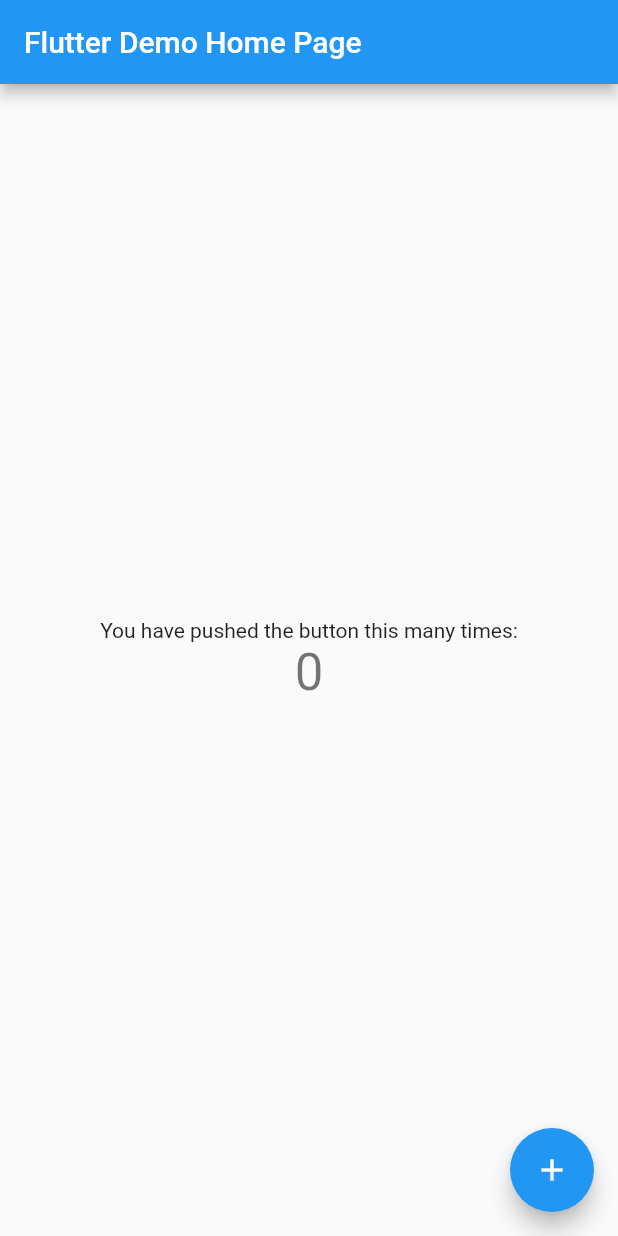
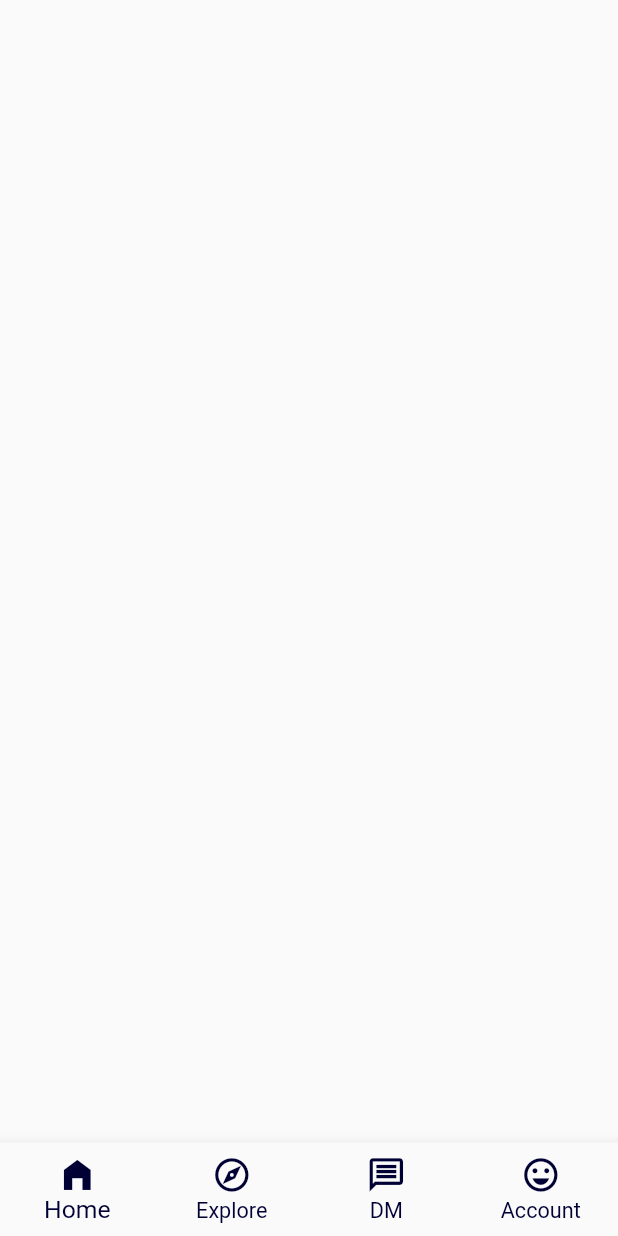
Before and after one commit to tomthomasvempala/ByteSpace, a Flutter app: the screen it shows after launch, on a phone screen of 412 x 824 dp. Run offline on Flutter 3.47's test engine with Material 2 defaults, Android fonts, the phone set to English and light mode, and no system bars.

Commit message:
added main screen and nav bar

```diff
--- /dev/null
+++ b/lib/Pages/MainScreen/mainScreen.dart
@@ -0,0 +1,70 @@
+import 'package:flutter/material.dart';
+
+import '../../size_config.dart';
+import '../../themeData.dart';
+
+class MainScreen extends StatefulWidget {
+  @override
+  _MainScreenState createState() => _MainScreenState();
+}
+
+class _MainScreenState extends State<MainScreen> {
+  int _currentIndex = 0;
+
+  @override
+  Widget build(BuildContext context) {
+    var navBarItems = [
+      {
+        'title': 'Home',
+        'icon': Icon(
+          _currentIndex == 0 ? Icons.home_filled : Icons.home_outlined,
+        )
+      },
+      {
+        'title': 'Explore',
+        'icon':
+            Icon(_currentIndex == 1 ? Icons.explore : Icons.explore_outlined)
+      },
+      {
+        'title': 'DM',
+        'icon':
+            Icon(_currentIndex == 2 ? Icons.message : Icons.message_outlined)
+      },
+      {
+        'title': 'Account',
+        'icon': Icon(_currentIndex == 3
+            ? Icons.emoji_emotions
+            : Icons.emoji_emotions_outlined)
+      }
+    ];
+    return Scaffold(
+        bottomNavigationBar: SizedBox(
+      // height: (80 / 9.48) * SizeConfig.heightMultiplier,
+      child: BottomNavigationBar(
+        iconSize: 6.5 * SizeConfig.widthMultiplier,
+        backgroundColor: Theme.of(context).canvasColor,
+        type: BottomNavigationBarType.fixed,
+        selectedItemColor: AppTheme.darkBlue,
+        unselectedItemColor: AppTheme.darkBlue,
+        unselectedFontSize: 3.5 * SizeConfig.textMultiplier,
+        selectedFontSize: 4 * SizeConfig.textMultiplier,
+        currentIndex: _currentIndex,
+        items: navBarItems
+            .map(
+              (e) => BottomNavigationBarItem(
+                icon: e['icon'],
+                label: e['title'],
+              ),
+            )
+            .toList(),
+        onTap: onTaped,
+      ),
+    ));
+  }
+
+  void onTaped(int index) {
+    setState(() {
+      _currentIndex = index;
+    });
+  }
+}
--- a/lib/main.dart
+++ b/lib/main.dart
@@ -1,3 +1,5 @@
+import 'package:byteSpace/Pages/MainScreen/mainScreen.dart';
+import 'package:byteSpace/size_config.dart';
 import 'package:flutter/material.dart';
 
 void main() {
@@ -8,110 +10,19 @@ class MyApp extends StatelessWidget {
   // This widget is the root of your application.
   @override
   Widget build(BuildContext context) {
+    return LayoutBuilder(builder: (context, constraints) {
+      // Provider.of<ThemeChanger>(context).loadFromPrefs();
+      return OrientationBuilder(builder: (context, orientation) {
+        SizeConfig().init(constraints, orientation);
         return MaterialApp(
           title: 'Flutter Demo',
           theme: ThemeData(
-        // This is the theme of your application.
-        //
-        // Try running your application with "flutter run". You'll see the
-        // application has a blue toolbar. Then, without quitting the app, try
-        // changing the primarySwatch below to Colors.green and then invoke
-        // "hot reload" (press "r" in the console where you ran "flutter run",
-        // or simply save your changes to "hot reload" in a Flutter IDE).
-        // Notice that the counter didn't reset back to zero; the application
-        // is not restarted.
             primarySwatch: Colors.blue,
-        // This makes the visual density adapt to the platform that you run
-        // the app on. For desktop platforms, the controls will be smaller and
-        // closer together (more dense) than on mobile platforms.
             visualDensity: VisualDensity.adaptivePlatformDensity,
           ),
-      home: MyHomePage(title: 'Flutter Demo Home Page'),
+          home: MainScreen(),
         );
+      });
+    });
   }
 }
-
-class MyHomePage extends StatefulWidget {
-  MyHomePage({Key key, this.title}) : super(key: key);
-
-  // This widget is the home page of your application. It is stateful, meaning
-  // that it has a State object (defined below) that contains fields that affect
-  // how it looks.
-
-  // This class is the configuration for the state. It holds the values (in this
-  // case the title) provided by the parent (in this case the App widget) and
-  // used by the build method of the State. Fields in a Widget subclass are
-  // always marked "final".
-
-  final String title;
-
-  @override
-  _MyHomePageState createState() => _MyHomePageState();
-}
-
-class _MyHomePageState extends State<MyHomePage> {
-  int _counter = 0;
-
-  void _incrementCounter() {
-    setState(() {
-      // This call to setState tells the Flutter framework that something has
-      // changed in this State, which causes it to rerun the build method below
-      // so that the display can reflect the updated values. If we changed
-      // _counter without calling setState(), then the build method would not be
-      // called again, and so nothing would appear to happen.
-      _counter++;
-    });
-  }
-
-  @override
-  Widget build(BuildContext context) {
-    // This method is rerun every time setState is called, for instance as done
-    // by the _incrementCounter method above.
-    //
-    // The Flutter framework has been optimized to make rerunning build methods
-    // fast, so that you can just rebuild anything that needs updating rather
-    // than having to individually change instances of widgets.
-    return Scaffold(
-      appBar: AppBar(
-        // Here we take the value from the MyHomePage object that was created by
-        // the App.build method, and use it to set our appbar title.
-        title: Text(widget.title),
-      ),
-      body: Center(
-        // Center is a layout widget. It takes a single child and positions it
-        // in the middle of the parent.
-        child: Column(
-          // Column is also a layout widget. It takes a list of children and
-          // arranges them vertically. By default, it sizes itself to fit its
-          // children horizontally, and tries to be as tall as its parent.
-          //
-          // Invoke "debug painting" (press "p" in the console, choose the
-          // "Toggle Debug Paint" action from the Flutter Inspector in Android
-          // Studio, or the "Toggle Debug Paint" command in Visual Studio Code)
-          // to see the wireframe for each widget.
-          //
-          // Column has various properties to control how it sizes itself and
-          // how it positions its children. Here we use mainAxisAlignment to
-          // center the children vertically; the main axis here is the vertical
-          // axis because Columns are vertical (the cross axis would be
-          // horizontal).
-          mainAxisAlignment: MainAxisAlignment.center,
-          children: <Widget>[
-            Text(
-              'You have pushed the button this many times:',
-            ),
-            Text(
-              '$_counter',
-              style: Theme.of(context).textTheme.headline4,
-            ),
-          ],
-        ),
-      ),
-      floatingActionButton: FloatingActionButton(
-        onPressed: _incrementCounter,
-        tooltip: 'Increment',
-        child: Icon(Icons.add),
-      ), // This trailing comma makes auto-formatting nicer for build methods.
-    );
-  }
-}
--- /dev/null
+++ b/lib/size_config.dart
@@ -0,0 +1,47 @@
+import 'package:flutter/rendering.dart';
+import 'package:flutter/widgets.dart';
+
+class SizeConfig {
+  static double _screenWidth;
+  static double _screenHeight;
+  static double _blockWidth = 0;
+  static double _blockHeight = 0;
+
+  static double textMultiplier;
+  static double imageSizeMultiplier;
+  static double heightMultiplier;
+  static double widthMultiplier;
+  static bool isPortrait = true;
+  static bool isMobilePortrait = false;
+
+  void init(BoxConstraints constraints, Orientation orientation) {
+    if (orientation == Orientation.portrait) {
+      _screenWidth = constraints.maxWidth;
+      _screenHeight = constraints.maxHeight;
+      isPortrait = true;
+      if (_screenWidth < 450) {
+        isMobilePortrait = true;
+      }
+    } else {
+      _screenWidth = constraints.maxHeight;
+      _screenHeight = constraints.maxWidth;
+      isPortrait = false;
+      isMobilePortrait = false;
+    }
+
+    _blockWidth = _screenWidth / 100;
+    _blockHeight = _screenHeight / 100;
+    if (!isMobilePortrait || !isPortrait) {
+      _blockWidth /= 1.5;
+      _blockHeight /= 1.5;
+    }
+
+    textMultiplier = _blockWidth;
+    imageSizeMultiplier = _blockWidth;
+    heightMultiplier = _blockHeight;
+    widthMultiplier = _blockWidth;
+
+    print("widthMultiplier: " + _blockWidth.toString());
+    print("heightMultiplier: " + _blockHeight.toString());
+  }
+}
--- /dev/null
+++ b/lib/themeData.dart
@@ -0,0 +1,9 @@
+import 'package:flutter/material.dart';
+
+class AppTheme {
+  static final Color darkBlue = Color.fromRGBO(0, 0, 52, 1);
+  static final Color blue = Color.fromRGBO(45, 62, 224, 1);
+  static final Color green = Color.fromRGBO(36, 243, 195, 1);
+  static final Color grey = Color.fromRGBO(242, 245, 248, 1);
+  static final Color white = Color.fromRGBO(255, 255, 255, 1);
+}
```
Also changed, not shown: 1 other file. Lines whose indentation alone changed are shown as unchanged.
